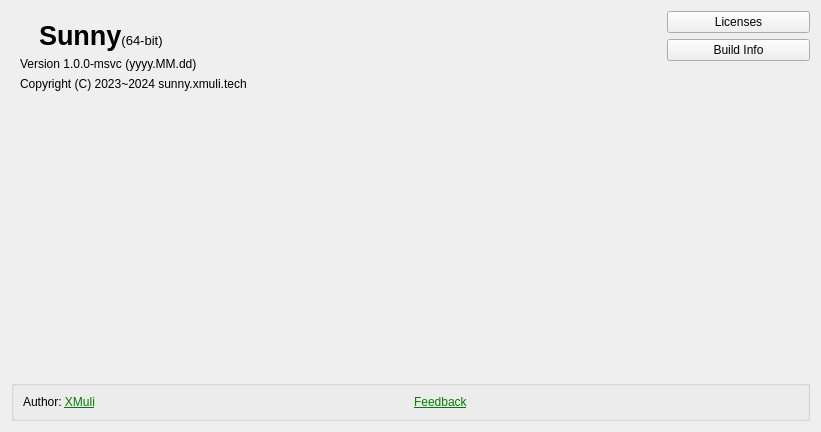
Before: the Qt Designer form src/ui/composite_widgets/about.ui in XMuli/SunnyCapturer, drawn with Qt 5.
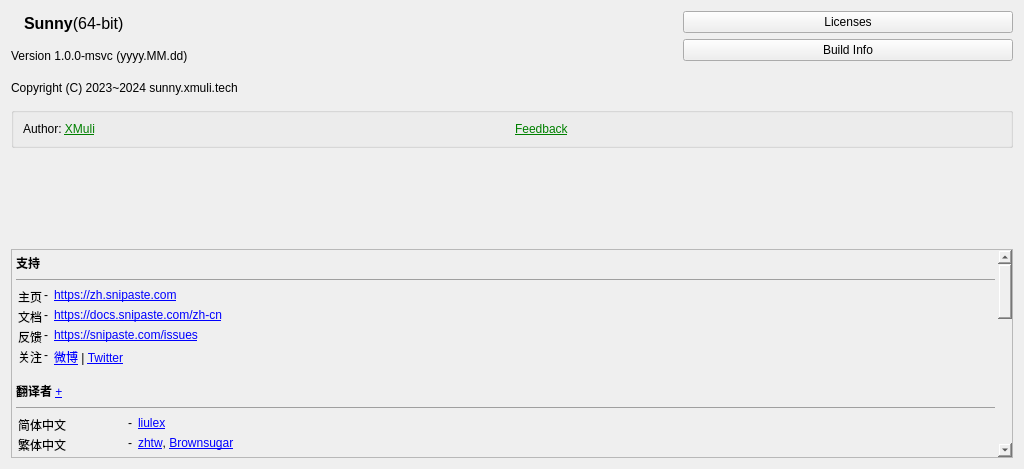
After: the same form once the commit is applied. Icons and pictures are not drawn.

Commit message:
feat: Shortcuts for OCR and image translation support
and Rename some variables

The edit to the form file:
```diff
--- a/src/ui/composite_widgets/about.ui
+++ b/src/ui/composite_widgets/about.ui
@@ -6,33 +6,17 @@
    <rect>
     <x>0</x>
     <y>0</y>
-    <width>821</width>
-    <height>432</height>
+    <width>1024</width>
+    <height>469</height>
    </rect>
   </property>
   <property name="windowTitle">
    <string>Form</string>
   </property>
-  <layout class="QGridLayout" name="gridLayout_3">
-   <item row="0" column="0">
-    <widget class="QWidget" name="widget_5" native="true">
      <layout class="QGridLayout" name="gridLayout">
-      <item row="1" column="0">
-       <spacer name="verticalSpacer">
-        <property name="orientation">
-         <enum>Qt::Vertical</enum>
-        </property>
-        <property name="sizeHint" stdset="0">
-         <size>
-          <width>20</width>
-          <height>153</height>
-         </size>
-        </property>
-       </spacer>
-      </item>
       <item row="0" column="0" colspan="2">
-       <widget class="QWidget" name="widget_4" native="true">
-        <layout class="QGridLayout" name="gridLayout_2">
+    <widget class="QWidget" name="widget_3" native="true">
+     <layout class="QHBoxLayout" name="horizontalLayout">
          <property name="leftMargin">
           <number>0</number>
          </property>
@@ -45,20 +29,7 @@
          <property name="bottomMargin">
           <number>0</number>
          </property>
-         <item row="2" column="0" colspan="4">
-          <widget class="QLabel" name="labCopyright">
-           <property name="text">
-            <string>&lt;html&gt;&lt;head&gt;&lt;style&gt;a{text-decoration:none;color:black;}&lt;/style&gt;&lt;/head&gt;&lt;body&gt;&lt;p&gt;Copyright (C) 2023~2024 &lt;a href=&quot;https://sunny.xmuli.tech&quot;&gt;sunny.xmuli.tech&lt;/a&gt;&lt;/p&gt;&lt;/body&gt;&lt;/html&gt;</string>
-           </property>
-           <property name="textFormat">
-            <enum>Qt::AutoText</enum>
-           </property>
-           <property name="openExternalLinks">
-            <bool>true</bool>
-           </property>
-          </widget>
-         </item>
-         <item row="0" column="1">
+      <item>
           <widget class="QLabel" name="labLogo">
            <property name="sizePolicy">
             <sizepolicy hsizetype="Maximum" vsizetype="Maximum">
@@ -68,8 +39,8 @@
            </property>
            <property name="maximumSize">
             <size>
-             <width>56</width>
-             <height>56</height>
+          <width>38</width>
+          <height>38</height>
             </size>
            </property>
            <property name="pixmap">
@@ -80,7 +51,7 @@
            </property>
           </widget>
          </item>
-         <item row="0" column="2">
+      <item>
           <widget class="QLabel" name="labProject">
            <property name="font">
             <font>
@@ -90,21 +61,14 @@
             </font>
            </property>
            <property name="text">
-            <string>&lt;html&gt;&lt;head/&gt;&lt;body&gt;&lt;p&gt;&lt;span style=&quot; font-size:20pt;&quot;&gt;Sunny&lt;/span&gt;&lt;span style=&quot; font-size:10pt; font-weight:400;&quot;&gt;(64-bit)&lt;/span&gt;&lt;/p&gt;&lt;/body&gt;&lt;/html&gt;</string>
+         <string>&lt;html&gt;&lt;head/&gt;&lt;body&gt;&lt;p&gt;&lt;span style=&quot; font-size:12pt;&quot;&gt;Sunny&lt;/span&gt;&lt;span style=&quot; font-size:12pt; font-weight:400;&quot;&gt;(64-bit)&lt;/span&gt;&lt;/p&gt;&lt;/body&gt;&lt;/html&gt;</string>
            </property>
            <property name="textFormat">
             <enum>Qt::RichText</enum>
            </property>
           </widget>
          </item>
-         <item row="1" column="0" colspan="4">
-          <widget class="QLabel" name="labVersion">
-           <property name="text">
-            <string>Version 1.0.0-msvc (yyyy.MM.dd)</string>
-           </property>
-          </widget>
-         </item>
-         <item row="0" column="3">
+      <item>
           <spacer name="horizontalSpacer_2">
            <property name="orientation">
             <enum>Qt::Horizontal</enum>
@@ -120,10 +84,7 @@
         </layout>
        </widget>
       </item>
-     </layout>
-    </widget>
-   </item>
-   <item row="0" column="1">
+   <item row="0" column="2" rowspan="3">
     <widget class="QWidget" name="widget_2" native="true">
      <layout class="QVBoxLayout" name="verticalLayout">
       <property name="leftMargin">
@@ -168,7 +129,27 @@
      </layout>
     </widget>
    </item>
-   <item row="1" column="0" colspan="2">
+   <item row="1" column="0">
+    <widget class="QLabel" name="labVersion">
+     <property name="text">
+      <string>Version 1.0.0-msvc (yyyy.MM.dd)</string>
+     </property>
+    </widget>
+   </item>
+   <item row="2" column="0" colspan="2">
+    <widget class="QLabel" name="labCopyright">
+     <property name="text">
+      <string>&lt;html&gt;&lt;head&gt;&lt;style&gt;a{text-decoration:none;color:black;}&lt;/style&gt;&lt;/head&gt;&lt;body&gt;&lt;p&gt;Copyright (C) 2023~2024 &lt;a href=&quot;https://sunny.xmuli.tech&quot;&gt;sunny.xmuli.tech&lt;/a&gt;&lt;/p&gt;&lt;/body&gt;&lt;/html&gt;</string>
+     </property>
+     <property name="textFormat">
+      <enum>Qt::AutoText</enum>
+     </property>
+     <property name="openExternalLinks">
+      <bool>true</bool>
+     </property>
+    </widget>
+   </item>
+   <item row="3" column="0" colspan="3">
     <widget class="QGroupBox" name="groupBox">
      <property name="title">
       <string/>
@@ -221,6 +202,224 @@
      </layout>
     </widget>
    </item>
+   <item row="4" column="1">
+    <spacer name="verticalSpacer">
+     <property name="orientation">
+      <enum>Qt::Vertical</enum>
+     </property>
+     <property name="sizeType">
+      <enum>QSizePolicy::Preferred</enum>
+     </property>
+     <property name="sizeHint" stdset="0">
+      <size>
+       <width>20</width>
+       <height>95</height>
+      </size>
+     </property>
+    </spacer>
+   </item>
+   <item row="5" column="0" colspan="3">
+    <widget class="QTextBrowser" name="textBrowser">
+     <property name="styleSheet">
+      <string notr="true">background-color: palette(window);</string>
+     </property>
+     <property name="html">
+      <string>&lt;!DOCTYPE HTML PUBLIC &quot;-//W3C//DTD HTML 4.0//EN&quot; &quot;http://www.w3.org/TR/REC-html40/strict.dtd&quot;&gt;
+&lt;html&gt;&lt;head&gt;&lt;meta name=&quot;qrichtext&quot; content=&quot;1&quot; /&gt;&lt;meta charset=&quot;utf-8&quot; /&gt;&lt;style type=&quot;text/css&quot;&gt;
+p, li { white-space: pre-wrap; }
+hr { height: 1px; border-width: 0; }
+li.unchecked::marker { content: &quot;\2610&quot;; }
+li.checked::marker { content: &quot;\2612&quot;; }
+&lt;/style&gt;&lt;/head&gt;&lt;body style=&quot; font-family:'Segoe UI'; font-size:9pt; font-weight:400; font-style:normal;&quot;&gt;
+&lt;p style=&quot; margin-top:0px; margin-bottom:0px; margin-left:0px; margin-right:0px; -qt-block-indent:0; text-indent:0px;&quot;&gt;&lt;span style=&quot; font-weight:700;&quot;&gt;支持&lt;/span&gt;&lt;/p&gt;
+&lt;hr /&gt;
+&lt;table border=&quot;0&quot; style=&quot; margin-top:0px; margin-bottom:0px; margin-left:0px; margin-right:0px;&quot; cellspacing=&quot;2&quot; cellpadding=&quot;0&quot;&gt;
+&lt;tr&gt;
+&lt;td&gt;
+&lt;p style=&quot; margin-top:0px; margin-bottom:0px; margin-left:0px; margin-right:0px; -qt-block-indent:0; text-indent:0px;&quot;&gt;主页&lt;/p&gt;&lt;/td&gt;
+&lt;td&gt;
+&lt;p style=&quot; margin-top:0px; margin-bottom:0px; margin-left:0px; margin-right:0px; -qt-block-indent:0; text-indent:0px;&quot;&gt;- &lt;/p&gt;&lt;/td&gt;
+&lt;td&gt;
+&lt;p style=&quot; margin-top:0px; margin-bottom:0px; margin-left:0px; margin-right:0px; -qt-block-indent:0; text-indent:0px;&quot;&gt;&lt;a href=&quot;https://zh.snipaste.com&quot;&gt;&lt;span style=&quot; text-decoration: underline; color:#0000ff;&quot;&gt;https://zh.snipaste.com&lt;/span&gt;&lt;/a&gt;&lt;/p&gt;&lt;/td&gt;&lt;/tr&gt;
+&lt;tr&gt;
+&lt;td&gt;
+&lt;p style=&quot; margin-top:0px; margin-bottom:0px; margin-left:0px; margin-right:0px; -qt-block-indent:0; text-indent:0px;&quot;&gt;文档&lt;/p&gt;&lt;/td&gt;
+&lt;td&gt;
+&lt;p style=&quot; margin-top:0px; margin-bottom:0px; margin-left:0px; margin-right:0px; -qt-block-indent:0; text-indent:0px;&quot;&gt;- &lt;/p&gt;&lt;/td&gt;
+&lt;td&gt;
+&lt;p style=&quot; margin-top:0px; margin-bottom:0px; margin-left:0px; margin-right:0px; -qt-block-indent:0; text-indent:0px;&quot;&gt;&lt;a href=&quot;https://docs.snipaste.com/zh-cn&quot;&gt;&lt;span style=&quot; text-decoration: underline; color:#0000ff;&quot;&gt;https://docs.snipaste.com/zh-cn&lt;/span&gt;&lt;/a&gt;&lt;/p&gt;&lt;/td&gt;&lt;/tr&gt;
+&lt;tr&gt;
+&lt;td&gt;
+&lt;p style=&quot; margin-top:0px; margin-bottom:0px; margin-left:0px; margin-right:0px; -qt-block-indent:0; text-indent:0px;&quot;&gt;反馈&lt;/p&gt;&lt;/td&gt;
+&lt;td&gt;
+&lt;p style=&quot; margin-top:0px; margin-bottom:0px; margin-left:0px; margin-right:0px; -qt-block-indent:0; text-indent:0px;&quot;&gt;- &lt;/p&gt;&lt;/td&gt;
+&lt;td&gt;
+&lt;p style=&quot; margin-top:0px; margin-bottom:0px; margin-left:0px; margin-right:0px; -qt-block-indent:0; text-indent:0px;&quot;&gt;&lt;a href=&quot;https://snipaste.com/issues&quot;&gt;&lt;span style=&quot; text-decoration: underline; color:#0000ff;&quot;&gt;https://snipaste.com/issues&lt;/span&gt;&lt;/a&gt;&lt;/p&gt;&lt;/td&gt;&lt;/tr&gt;
+&lt;tr&gt;
+&lt;td&gt;
+&lt;p style=&quot; margin-top:0px; margin-bottom:0px; margin-left:0px; margin-right:0px; -qt-block-indent:0; text-indent:0px;&quot;&gt;关注&lt;/p&gt;&lt;/td&gt;
+&lt;td&gt;
+&lt;p style=&quot; margin-top:0px; margin-bottom:0px; margin-left:0px; margin-right:0px; -qt-block-indent:0; text-indent:0px;&quot;&gt;- &lt;/p&gt;&lt;/td&gt;
+&lt;td&gt;
+&lt;p style=&quot; margin-top:0px; margin-bottom:0px; margin-left:0px; margin-right:0px; -qt-block-indent:0; text-indent:0px;&quot;&gt;&lt;a href=&quot;https://weibo.com/snipaste&quot;&gt;&lt;span style=&quot; text-decoration: underline; color:#0000ff;&quot;&gt;微博&lt;/span&gt;&lt;/a&gt; | &lt;a href=&quot;https://twitter.com/Snipaste&quot;&gt;&lt;span style=&quot; text-decoration: underline; color:#0000ff;&quot;&gt;Twitter&lt;/span&gt;&lt;/a&gt;&lt;/p&gt;&lt;/td&gt;&lt;/tr&gt;&lt;/table&gt;
+&lt;p style=&quot;-qt-paragraph-type:empty; margin-top:0px; margin-bottom:0px; margin-left:0px; margin-right:0px; -qt-block-indent:0; text-indent:0px;&quot;&gt;&lt;br /&gt;&lt;/p&gt;
+&lt;p style=&quot; margin-top:0px; margin-bottom:0px; margin-left:0px; margin-right:0px; -qt-block-indent:0; text-indent:0px;&quot;&gt;&lt;span style=&quot; font-weight:700;&quot;&gt;翻译者&lt;/span&gt; &lt;a href=&quot;https://github.com/Snipaste/translations&quot;&gt;&lt;span style=&quot; text-decoration: underline; color:#0000ff;&quot;&gt;+&lt;/span&gt;&lt;/a&gt;&lt;/p&gt;
+&lt;hr /&gt;
+&lt;table border=&quot;0&quot; style=&quot; margin-top:0px; margin-bottom:0px; margin-left:0px; margin-right:0px;&quot; cellspacing=&quot;2&quot; cellpadding=&quot;0&quot;&gt;
+&lt;tr&gt;
+&lt;td&gt;
+&lt;p style=&quot; margin-top:0px; margin-bottom:0px; margin-left:0px; margin-right:0px; -qt-block-indent:0; text-indent:0px;&quot;&gt;简体中文&lt;/p&gt;&lt;/td&gt;
+&lt;td&gt;
+&lt;p style=&quot; margin-top:0px; margin-bottom:0px; margin-left:0px; margin-right:0px; -qt-block-indent:0; text-indent:0px;&quot;&gt;- &lt;/p&gt;&lt;/td&gt;
+&lt;td&gt;
+&lt;p style=&quot; margin-top:0px; margin-bottom:0px; margin-left:0px; margin-right:0px; -qt-block-indent:0; text-indent:0px;&quot;&gt;&lt;a href=&quot;https://github.com/liulex&quot;&gt;&lt;span style=&quot; text-decoration: underline; color:#0000ff;&quot;&gt;liulex&lt;/span&gt;&lt;/a&gt;&lt;/p&gt;&lt;/td&gt;&lt;/tr&gt;
+&lt;tr&gt;
+&lt;td&gt;
+&lt;p style=&quot; margin-top:0px; margin-bottom:0px; margin-left:0px; margin-right:0px; -qt-block-indent:0; text-indent:0px;&quot;&gt;繁体中文&lt;/p&gt;&lt;/td&gt;
+&lt;td&gt;
+&lt;p style=&quot; margin-top:0px; margin-bottom:0px; margin-left:0px; margin-right:0px; -qt-block-indent:0; text-indent:0px;&quot;&gt;- &lt;/p&gt;&lt;/td&gt;
+&lt;td&gt;
+&lt;p style=&quot; margin-top:0px; margin-bottom:0px; margin-left:0px; margin-right:0px; -qt-block-indent:0; text-indent:0px;&quot;&gt;&lt;a href=&quot;http://greedphantom.blogspot.tw&quot;&gt;&lt;span style=&quot; text-decoration: underline; color:#0000ff;&quot;&gt;zhtw&lt;/span&gt;&lt;/a&gt;, &lt;a href=&quot;https://brownsugar.tw&quot;&gt;&lt;span style=&quot; text-decoration: underline; color:#0000ff;&quot;&gt;Brownsugar&lt;/span&gt;&lt;/a&gt;&lt;/p&gt;&lt;/td&gt;&lt;/tr&gt;
+&lt;tr&gt;
+&lt;td&gt;
+&lt;p style=&quot; margin-top:0px; margin-bottom:0px; margin-left:0px; margin-right:0px; -qt-block-indent:0; text-indent:0px;&quot;&gt;德语&lt;/p&gt;&lt;/td&gt;
+&lt;td&gt;
+&lt;p style=&quot; margin-top:0px; margin-bottom:0px; margin-left:0px; margin-right:0px; -qt-block-indent:0; text-indent:0px;&quot;&gt;- &lt;/p&gt;&lt;/td&gt;
+&lt;td&gt;
+&lt;p style=&quot; margin-top:0px; margin-bottom:0px; margin-left:0px; margin-right:0px; -qt-block-indent:0; text-indent:0px;&quot;&gt;&lt;a href=&quot;http://www.fontenvironment.com&quot;&gt;&lt;span style=&quot; text-decoration: underline; color:#0000ff;&quot;&gt;Samuel Marcius&lt;/span&gt;&lt;/a&gt;&lt;/p&gt;&lt;/td&gt;&lt;/tr&gt;
+&lt;tr&gt;
+&lt;td&gt;
+&lt;p style=&quot; margin-top:0px; margin-bottom:0px; margin-left:0px; margin-right:0px; -qt-block-indent:0; text-indent:0px;&quot;&gt;希腊语&lt;/p&gt;&lt;/td&gt;
+&lt;td&gt;
+&lt;p style=&quot; margin-top:0px; margin-bottom:0px; margin-left:0px; margin-right:0px; -qt-block-indent:0; text-indent:0px;&quot;&gt;- &lt;/p&gt;&lt;/td&gt;
+&lt;td&gt;
+&lt;p style=&quot; margin-top:0px; margin-bottom:0px; margin-left:0px; margin-right:0px; -qt-block-indent:0; text-indent:0px;&quot;&gt;&lt;a href=&quot;http://www.geogeo.gr&quot;&gt;&lt;span style=&quot; text-decoration: underline; color:#0000ff;&quot;&gt;geogeo.gr&lt;/span&gt;&lt;/a&gt;&lt;/p&gt;&lt;/td&gt;&lt;/tr&gt;
+&lt;tr&gt;
+&lt;td&gt;
+&lt;p style=&quot; margin-top:0px; margin-bottom:0px; margin-left:0px; margin-right:0px; -qt-block-indent:0; text-indent:0px;&quot;&gt;瑞典语&lt;/p&gt;&lt;/td&gt;
+&lt;td&gt;
+&lt;p style=&quot; margin-top:0px; margin-bottom:0px; margin-left:0px; margin-right:0px; -qt-block-indent:0; text-indent:0px;&quot;&gt;- &lt;/p&gt;&lt;/td&gt;
+&lt;td&gt;
+&lt;p style=&quot; margin-top:0px; margin-bottom:0px; margin-left:0px; margin-right:0px; -qt-block-indent:0; text-indent:0px;&quot;&gt;&lt;a href=&quot;https://svenskasprakfiler.se&quot;&gt;&lt;span style=&quot; text-decoration: underline; color:#0000ff;&quot;&gt;Åke Engelbrektson&lt;/span&gt;&lt;/a&gt;&lt;/p&gt;&lt;/td&gt;&lt;/tr&gt;
+&lt;tr&gt;
+&lt;td&gt;
+&lt;p style=&quot; margin-top:0px; margin-bottom:0px; margin-left:0px; margin-right:0px; -qt-block-indent:0; text-indent:0px;&quot;&gt;日语&lt;/p&gt;&lt;/td&gt;
+&lt;td&gt;
+&lt;p style=&quot; margin-top:0px; margin-bottom:0px; margin-left:0px; margin-right:0px; -qt-block-indent:0; text-indent:0px;&quot;&gt;- &lt;/p&gt;&lt;/td&gt;
+&lt;td&gt;
+&lt;p style=&quot; margin-top:0px; margin-bottom:0px; margin-left:0px; margin-right:0px; -qt-block-indent:0; text-indent:0px;&quot;&gt;鳳凰院カミ, &lt;a href=&quot;https://blog.sion.moe&quot;&gt;&lt;span style=&quot; text-decoration: underline; color:#0000ff;&quot;&gt;Sayori Studio&lt;/span&gt;&lt;/a&gt;,&lt;br /&gt;&lt;a href=&quot;https://github.com/BakaChinatsu&quot;&gt;&lt;span style=&quot; text-decoration: underline; color:#0000ff;&quot;&gt;雨宮千夏&lt;/span&gt;&lt;/a&gt;, YoungYuan&lt;/p&gt;&lt;/td&gt;&lt;/tr&gt;
+&lt;tr&gt;
+&lt;td&gt;
+&lt;p style=&quot; margin-top:0px; margin-bottom:0px; margin-left:0px; margin-right:0px; -qt-block-indent:0; text-indent:0px;&quot;&gt;葡萄牙语（巴西）&lt;/p&gt;&lt;/td&gt;
+&lt;td&gt;
+&lt;p style=&quot; margin-top:0px; margin-bottom:0px; margin-left:0px; margin-right:0px; -qt-block-indent:0; text-indent:0px;&quot;&gt;- &lt;/p&gt;&lt;/td&gt;
+&lt;td&gt;
+&lt;p style=&quot; margin-top:0px; margin-bottom:0px; margin-left:0px; margin-right:0px; -qt-block-indent:0; text-indent:0px;&quot;&gt;Igor Rückert&lt;/p&gt;&lt;/td&gt;&lt;/tr&gt;
+&lt;tr&gt;
+&lt;td&gt;
+&lt;p style=&quot; margin-top:0px; margin-bottom:0px; margin-left:0px; margin-right:0px; -qt-block-indent:0; text-indent:0px;&quot;&gt;波兰语&lt;/p&gt;&lt;/td&gt;
+&lt;td&gt;
+&lt;p style=&quot; margin-top:0px; margin-bottom:0px; margin-left:0px; margin-right:0px; -qt-block-indent:0; text-indent:0px;&quot;&gt;- &lt;/p&gt;&lt;/td&gt;
+&lt;td&gt;
+&lt;p style=&quot; margin-top:0px; margin-bottom:0px; margin-left:0px; margin-right:0px; -qt-block-indent:0; text-indent:0px;&quot;&gt;&lt;a href=&quot;https://github.com/Wirus-deleted-my-username&quot;&gt;&lt;span style=&quot; text-decoration: underline; color:#0000ff;&quot;&gt;Wirus deleted my username&lt;/span&gt;&lt;/a&gt;, &lt;a href=&quot;https://github.com/mbiesiad&quot;&gt;&lt;span style=&quot; text-decoration: underline; color:#0000ff;&quot;&gt;mbiesiad&lt;/span&gt;&lt;/a&gt;&lt;/p&gt;&lt;/td&gt;&lt;/tr&gt;
+&lt;tr&gt;
+&lt;td&gt;
+&lt;p style=&quot; margin-top:0px; margin-bottom:0px; margin-left:0px; margin-right:0px; -qt-block-indent:0; text-indent:0px;&quot;&gt;荷兰语&lt;/p&gt;&lt;/td&gt;
+&lt;td&gt;
+&lt;p style=&quot; margin-top:0px; margin-bottom:0px; margin-left:0px; margin-right:0px; -qt-block-indent:0; text-indent:0px;&quot;&gt;- &lt;/p&gt;&lt;/td&gt;
+&lt;td&gt;
+&lt;p style=&quot; margin-top:0px; margin-bottom:0px; margin-left:0px; margin-right:0px; -qt-block-indent:0; text-indent:0px;&quot;&gt;Stephan Paternotte&lt;/p&gt;&lt;/td&gt;&lt;/tr&gt;
+&lt;tr&gt;
+&lt;td&gt;
+&lt;p style=&quot; margin-top:0px; margin-bottom:0px; margin-left:0px; margin-right:0px; -qt-block-indent:0; text-indent:0px;&quot;&gt;葡萄牙语（葡萄牙）&lt;/p&gt;&lt;/td&gt;
+&lt;td&gt;
+&lt;p style=&quot; margin-top:0px; margin-bottom:0px; margin-left:0px; margin-right:0px; -qt-block-indent:0; text-indent:0px;&quot;&gt;- &lt;/p&gt;&lt;/td&gt;
+&lt;td&gt;
+&lt;p style=&quot; margin-top:0px; margin-bottom:0px; margin-left:0px; margin-right:0px; -qt-block-indent:0; text-indent:0px;&quot;&gt;&lt;a href=&quot;mailto:luis.a.neves@sapo.pt&quot;&gt;&lt;span style=&quot; text-decoration: underline; color:#0000ff;&quot;&gt;Luis Neves&lt;/span&gt;&lt;/a&gt;&lt;/p&gt;&lt;/td&gt;&lt;/tr&gt;
+&lt;tr&gt;
+&lt;td&gt;
+&lt;p style=&quot; margin-top:0px; margin-bottom:0px; margin-left:0px; margin-right:0px; -qt-block-indent:0; text-indent:0px;&quot;&gt;越南语&lt;/p&gt;&lt;/td&gt;
+&lt;td&gt;
+&lt;p style=&quot; margin-top:0px; margin-bottom:0px; margin-left:0px; margin-right:0px; -qt-block-indent:0; text-indent:0px;&quot;&gt;- &lt;/p&gt;&lt;/td&gt;
+&lt;td&gt;
+&lt;p style=&quot; margin-top:0px; margin-bottom:0px; margin-left:0px; margin-right:0px; -qt-block-indent:0; text-indent:0px;&quot;&gt;&lt;a href=&quot;mailto:it4u.mm@gmail.com&quot;&gt;&lt;span style=&quot; text-decoration: underline; color:#0000ff;&quot;&gt;evildeepblue&lt;/span&gt;&lt;/a&gt;&lt;/p&gt;&lt;/td&gt;&lt;/tr&gt;
+&lt;tr&gt;
+&lt;td&gt;
+&lt;p style=&quot; margin-top:0px; margin-bottom:0px; margin-left:0px; margin-right:0px; -qt-block-indent:0; text-indent:0px;&quot;&gt;法语&lt;/p&gt;&lt;/td&gt;
+&lt;td&gt;
+&lt;p style=&quot; margin-top:0px; margin-bottom:0px; margin-left:0px; margin-right:0px; -qt-block-indent:0; text-indent:0px;&quot;&gt;- &lt;/p&gt;&lt;/td&gt;
+&lt;td&gt;
+&lt;p style=&quot; margin-top:0px; margin-bottom:0px; margin-left:0px; margin-right:0px; -qt-block-indent:0; text-indent:0px;&quot;&gt;rico-sos&lt;/p&gt;&lt;/td&gt;&lt;/tr&gt;
+&lt;tr&gt;
+&lt;td&gt;
+&lt;p style=&quot; margin-top:0px; margin-bottom:0px; margin-left:0px; margin-right:0px; -qt-block-indent:0; text-indent:0px;&quot;&gt;俄语&lt;/p&gt;&lt;/td&gt;
+&lt;td&gt;
+&lt;p style=&quot; margin-top:0px; margin-bottom:0px; margin-left:0px; margin-right:0px; -qt-block-indent:0; text-indent:0px;&quot;&gt;- &lt;/p&gt;&lt;/td&gt;
+&lt;td&gt;
+&lt;p style=&quot; margin-top:0px; margin-bottom:0px; margin-left:0px; margin-right:0px; -qt-block-indent:0; text-indent:0px;&quot;&gt;&lt;a href=&quot;https://github.com/vanja-san&quot;&gt;&lt;span style=&quot; text-decoration: underline; color:#0000ff;&quot;&gt;vanja-san&lt;/span&gt;&lt;/a&gt;, &lt;a href=&quot;https://github.com/sharkeron&quot;&gt;&lt;span style=&quot; text-decoration: underline; color:#0000ff;&quot;&gt;sharkeron&lt;/span&gt;&lt;/a&gt; , &lt;a href=&quot;mailto:dziugas1959@hotmail.com&quot;&gt;&lt;span style=&quot; text-decoration: underline; color:#0000ff;&quot;&gt;Džiugas Januševičius&lt;/span&gt;&lt;/a&gt;&lt;/p&gt;&lt;/td&gt;&lt;/tr&gt;
+&lt;tr&gt;
+&lt;td&gt;
+&lt;p style=&quot; margin-top:0px; margin-bottom:0px; margin-left:0px; margin-right:0px; -qt-block-indent:0; text-indent:0px;&quot;&gt;阿拉伯语&lt;/p&gt;&lt;/td&gt;
+&lt;td&gt;
+&lt;p style=&quot; margin-top:0px; margin-bottom:0px; margin-left:0px; margin-right:0px; -qt-block-indent:0; text-indent:0px;&quot;&gt;- &lt;/p&gt;&lt;/td&gt;
+&lt;td&gt;
+&lt;p style=&quot; margin-top:0px; margin-bottom:0px; margin-left:0px; margin-right:0px; -qt-block-indent:0; text-indent:0px;&quot;&gt;MFMDawdeh&lt;/p&gt;&lt;/td&gt;&lt;/tr&gt;
+&lt;tr&gt;
+&lt;td&gt;
+&lt;p style=&quot; margin-top:0px; margin-bottom:0px; margin-left:0px; margin-right:0px; -qt-block-indent:0; text-indent:0px;&quot;&gt;土耳其语&lt;/p&gt;&lt;/td&gt;
+&lt;td&gt;
+&lt;p style=&quot; margin-top:0px; margin-bottom:0px; margin-left:0px; margin-right:0px; -qt-block-indent:0; text-indent:0px;&quot;&gt;- &lt;/p&gt;&lt;/td&gt;
+&lt;td&gt;
+&lt;p style=&quot; margin-top:0px; margin-bottom:0px; margin-left:0px; margin-right:0px; -qt-block-indent:0; text-indent:0px;&quot;&gt;&lt;a href=&quot;https://github.com/mthryilmaz&quot;&gt;&lt;span style=&quot; text-decoration: underline; color:#0000ff;&quot;&gt;mthryilmaz&lt;/span&gt;&lt;/a&gt;&lt;/p&gt;&lt;/td&gt;&lt;/tr&gt;
+&lt;tr&gt;
+&lt;td&gt;
+&lt;p style=&quot; margin-top:0px; margin-bottom:0px; margin-left:0px; margin-right:0px; -qt-block-indent:0; text-indent:0px;&quot;&gt;塞尔维亚语&lt;/p&gt;&lt;/td&gt;
+&lt;td&gt;
+&lt;p style=&quot; margin-top:0px; margin-bottom:0px; margin-left:0px; margin-right:0px; -qt-block-indent:0; text-indent:0px;&quot;&gt;- &lt;/p&gt;&lt;/td&gt;
+&lt;td&gt;
+&lt;p style=&quot; margin-top:0px; margin-bottom:0px; margin-left:0px; margin-right:0px; -qt-block-indent:0; text-indent:0px;&quot;&gt;&lt;a href=&quot;mailto:ozzii.translate@gmail.com&quot;&gt;&lt;span style=&quot; text-decoration: underline; color:#0000ff;&quot;&gt;ozzii.translate&lt;/span&gt;&lt;/a&gt;&lt;/p&gt;&lt;/td&gt;&lt;/tr&gt;
+&lt;tr&gt;
+&lt;td&gt;
+&lt;p style=&quot; margin-top:0px; margin-bottom:0px; margin-left:0px; margin-right:0px; -qt-block-indent:0; text-indent:0px;&quot;&gt;西班牙语（墨西哥）&lt;/p&gt;&lt;/td&gt;
+&lt;td&gt;
+&lt;p style=&quot; margin-top:0px; margin-bottom:0px; margin-left:0px; margin-right:0px; -qt-block-indent:0; text-indent:0px;&quot;&gt;- &lt;/p&gt;&lt;/td&gt;
+&lt;td&gt;
+&lt;p style=&quot; margin-top:0px; margin-bottom:0px; margin-left:0px; margin-right:0px; -qt-block-indent:0; text-indent:0px;&quot;&gt;&lt;a href=&quot;https://github.com/enriquedfa&quot;&gt;&lt;span style=&quot; text-decoration: underline; color:#0000ff;&quot;&gt;enriquedfa&lt;/span&gt;&lt;/a&gt;&lt;/p&gt;&lt;/td&gt;&lt;/tr&gt;
+&lt;tr&gt;
+&lt;td&gt;
+&lt;p style=&quot; margin-top:0px; margin-bottom:0px; margin-left:0px; margin-right:0px; -qt-block-indent:0; text-indent:0px;&quot;&gt;韩语&lt;/p&gt;&lt;/td&gt;
+&lt;td&gt;
+&lt;p style=&quot; margin-top:0px; margin-bottom:0px; margin-left:0px; margin-right:0px; -qt-block-indent:0; text-indent:0px;&quot;&gt;- &lt;/p&gt;&lt;/td&gt;
+&lt;td&gt;
+&lt;p style=&quot; margin-top:0px; margin-bottom:0px; margin-left:0px; margin-right:0px; -qt-block-indent:0; text-indent:0px;&quot;&gt;&lt;a href=&quot;https://github.com/parkkyeongtae&quot;&gt;&lt;span style=&quot; text-decoration: underline; color:#0000ff;&quot;&gt;박경태&lt;/span&gt;&lt;/a&gt;&lt;/p&gt;&lt;/td&gt;&lt;/tr&gt;
+&lt;tr&gt;
+&lt;td&gt;
+&lt;p style=&quot; margin-top:0px; margin-bottom:0px; margin-left:0px; margin-right:0px; -qt-block-indent:0; text-indent:0px;&quot;&gt;捷克语&lt;/p&gt;&lt;/td&gt;
+&lt;td&gt;
+&lt;p style=&quot; margin-top:0px; margin-bottom:0px; margin-left:0px; margin-right:0px; -qt-block-indent:0; text-indent:0px;&quot;&gt;- &lt;/p&gt;&lt;/td&gt;
+&lt;td&gt;
+&lt;p style=&quot; margin-top:0px; margin-bottom:0px; margin-left:0px; margin-right:0px; -qt-block-indent:0; text-indent:0px;&quot;&gt;Štěpán Hašler&lt;/p&gt;&lt;/td&gt;&lt;/tr&gt;
+&lt;tr&gt;
+&lt;td&gt;
+&lt;p style=&quot; margin-top:0px; margin-bottom:0px; margin-left:0px; margin-right:0px; -qt-block-indent:0; text-indent:0px;&quot;&gt;意大利语&lt;/p&gt;&lt;/td&gt;
+&lt;td&gt;
+&lt;p style=&quot; margin-top:0px; margin-bottom:0px; margin-left:0px; margin-right:0px; -qt-block-indent:0; text-indent:0px;&quot;&gt;- &lt;/p&gt;&lt;/td&gt;
+&lt;td&gt;
+&lt;p style=&quot; margin-top:0px; margin-bottom:0px; margin-left:0px; margin-right:0px; -qt-block-indent:0; text-indent:0px;&quot;&gt;&lt;a href=&quot;mailto:muox66@gmail.com&quot;&gt;&lt;span style=&quot; text-decoration: underline; color:#0000ff;&quot;&gt;mausan66&lt;/span&gt;&lt;/a&gt;&lt;/p&gt;&lt;/td&gt;&lt;/tr&gt;
+&lt;tr&gt;
+&lt;td&gt;
+&lt;p style=&quot; margin-top:0px; margin-bottom:0px; margin-left:0px; margin-right:0px; -qt-block-indent:0; text-indent:0px;&quot;&gt;立陶宛语&lt;/p&gt;&lt;/td&gt;
+&lt;td&gt;
+&lt;p style=&quot; margin-top:0px; margin-bottom:0px; margin-left:0px; margin-right:0px; -qt-block-indent:0; text-indent:0px;&quot;&gt;- &lt;/p&gt;&lt;/td&gt;
+&lt;td&gt;
+&lt;p style=&quot; margin-top:0px; margin-bottom:0px; margin-left:0px; margin-right:0px; -qt-block-indent:0; text-indent:0px;&quot;&gt;&lt;a href=&quot;mailto:dziugas1959@hotmail.com&quot;&gt;&lt;span style=&quot; text-decoration: underline; color:#0000ff;&quot;&gt;Džiugas Januševičius&lt;/span&gt;&lt;/a&gt;, Redas B&lt;/p&gt;&lt;/td&gt;&lt;/tr&gt;&lt;/table&gt;
+&lt;p style=&quot;-qt-paragraph-type:empty; margin-top:0px; margin-bottom:0px; margin-left:0px; margin-right:0px; -qt-block-indent:0; text-indent:0px;&quot;&gt;&lt;br /&gt;&lt;/p&gt;
+&lt;p style=&quot; margin-top:0px; margin-bottom:0px; margin-left:0px; margin-right:0px; -qt-block-indent:0; text-indent:0px;&quot;&gt;&lt;span style=&quot; font-weight:700;&quot;&gt;UI&lt;/span&gt;&lt;/p&gt;
+&lt;hr /&gt;
+&lt;p style=&quot; margin-top:0px; margin-bottom:0px; margin-left:0px; margin-right:0px; -qt-block-indent:0; text-indent:0px;&quot;&gt;&lt;a href=&quot;https://www.zhihu.com/people/cyanwang85/activities&quot;&gt;&lt;span style=&quot; text-decoration: underline; color:#0000ff;&quot;&gt;buildery&lt;/span&gt;&lt;/a&gt; · &lt;a href=&quot;https://icons8.com&quot;&gt;&lt;span style=&quot; text-decoration: underline; color:#0000ff;&quot;&gt;Icons8&lt;/span&gt;&lt;/a&gt;&lt;/p&gt;&lt;/body&gt;&lt;/html&gt;</string>
+     </property>
+    </widget>
+   </item>
   </layout>
  </widget>
  <resources>
```
Lines whose indentation alone changed are shown as unchanged. The commit also changes 19 other files.
